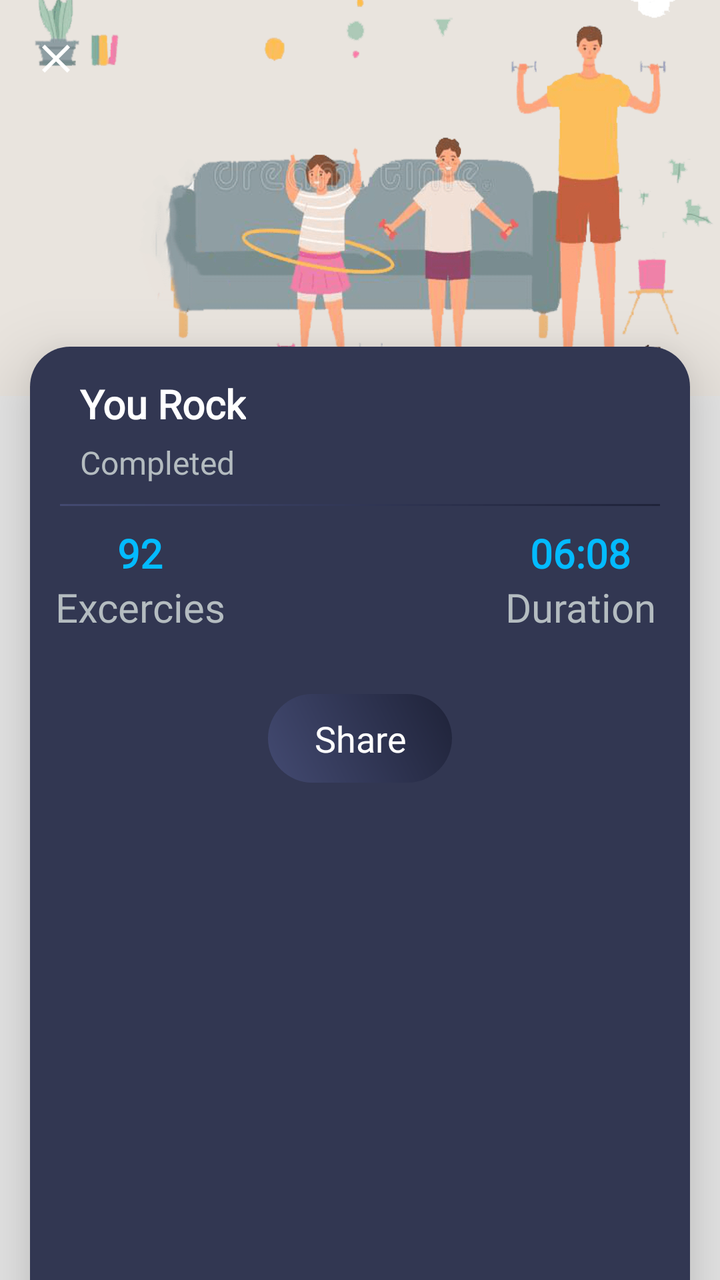
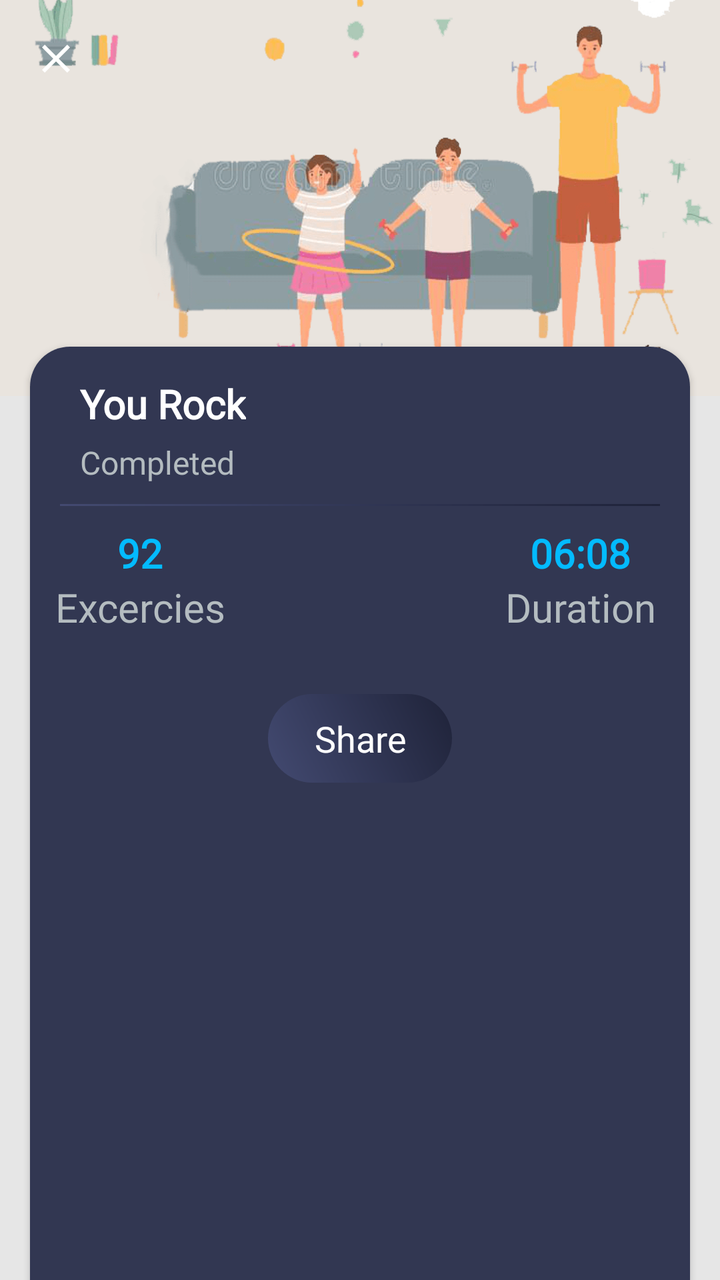

Two renders of the same Android screen: before a commit and after it. Below are the layout's source before the change and the commit's diff.
<!-- AndroidManifest.xml: application theme AppTheme -->
<!-- res/layout/exc_completion_layout.xml -->
<?xml version="1.0" encoding="utf-8"?>
<LinearLayout xmlns:android="http://schemas.android.com/apk/res/android"
    xmlns:aapt="http://schemas.android.com/aapt"
    xmlns:app="http://schemas.android.com/apk/res-auto"
    android:layout_width="match_parent"
    android:layout_height="match_parent"
    android:background="@color/gray_color"
    android:orientation="vertical">

    <com.google.android.material.appbar.AppBarLayout
        android:id="@+id/appBarLayout"
        android:layout_marginTop="-35dp"
        android:layout_width="match_parent"
        android:background="@mipmap/workout_banner_newer"
        android:layout_height="wrap_content">

        <androidx.appcompat.widget.Toolbar
            android:id="@+id/mtoolbar"
            android:layout_width="match_parent"
            android:layout_height="wrap_content"
            android:layout_marginTop="36dp"
            android:theme="@style/myToolbarTheme">

            <RelativeLayout
                android:layout_width="match_parent"
                android:layout_height="wrap_content">

                <ImageView
                    android:id="@+id/closeimage_Congrats"
                    android:layout_width="wrap_content"
                    android:layout_height="wrap_content"
                    android:layout_alignParentLeft="true"
                    android:layout_alignParentTop="true"
                    android:src="@drawable/ic_clear_black_24dp" />


            </RelativeLayout>
        </androidx.appcompat.widget.Toolbar>
    </com.google.android.material.appbar.AppBarLayout>

    <androidx.cardview.widget.CardView
        android:id="@+id/cardviewone"
        android:layout_width="match_parent"
        android:layout_height="match_parent"
        android:layout_marginLeft="@dimen/text_15"
        android:layout_marginTop="-25dp"
        android:layout_marginBottom="-20dp"
        android:layout_marginRight="@dimen/text_15"
        android:orientation="horizontal"
        app:cardCornerRadius="20dp"
        app:cardElevation="20dip">


    <ScrollView
        android:layout_width="match_parent"
        android:layout_height="match_parent"
        android:background="#323752">

        <RelativeLayout
            android:layout_width="match_parent"
            android:layout_height="wrap_content"
            android:theme="@style/Base.ThemeOverlay.AppCompat"
            app:layout_collapseMode="parallax">

            <TextView
                android:id="@+id/congrts_complete1"
                android:layout_width="wrap_content"
                android:layout_height="wrap_content"
                android:layout_alignParentStart="true"
                android:layout_marginTop="15dp"
                android:layout_marginLeft="25dp"
                android:fontFamily="@font/robotomedium"
                android:text="You Rock"
                android:textColor="@color/white"
                android:textSize="20sp"
                android:textStyle="bold" />


            <TextView
                android:id="@+id/congrts_complete"
                android:layout_width="wrap_content"
                android:layout_height="wrap_content"
                android:layout_marginLeft="25dp"
                android:layout_marginTop="5dp"
                android:fontFamily="@font/robotomedium"
                android:text="Completed"
                android:layout_below="@+id/congrts_complete1"
                android:textColor="@color/textColor"
                android:textSize="16sp"
                />



            <RelativeLayout
                android:id="@+id/reell"
                android:layout_width="match_parent"
                android:layout_height="1dp"
                android:layout_marginTop="10dp"
                android:layout_marginLeft="@dimen/text_15"
                android:layout_marginRight="@dimen/text_15"
                android:layout_below="@+id/congrts_complete"
                android:background="@drawable/a1_grad"/>

            <LinearLayout
                android:layout_width="match_parent"
                android:layout_height="wrap_content"
                android:layout_below="@+id/reell"
                android:layout_marginTop="10dp"
                android:orientation="vertical">

                <LinearLayout
                    android:layout_width="match_parent"
                    android:layout_height="wrap_content"

                    android:orientation="horizontal">

                    <TextView
                        android:id="@+id/congrts_ExNo"
                        android:layout_width="0dp"
                        android:layout_height="wrap_content"
                        android:layout_weight="1"
                        android:fontFamily="@font/robotomedium"
                        android:gravity="center"
                        android:text="92"
                        android:textColor="@color/colorSkyBlue"
                        android:textSize="20sp"
                        android:textStyle="bold" />

                    <TextView
                        android:id="@+id/congrts_calorie"
                        android:layout_width="0dp"
                        android:layout_height="wrap_content"
                        android:layout_weight="1"
                        android:fontFamily="@font/robotomedium"
                        android:gravity="center"
                        android:text="Calorie"
                        android:textColor="@color/colorPrimaryDark"
                        android:textSize="20sp"
                        android:visibility="invisible" />

                    <TextView
                        android:id="@+id/congrts_duration"
                        android:layout_width="0dp"
                        android:layout_height="wrap_content"
                        android:layout_weight="1"
                        android:fontFamily="@font/robotomedium"
                        android:gravity="center"
                        android:text="06:08"
                        android:textColor="@color/colorSkyBlue"
                        android:textSize="20sp"
                        android:textStyle="bold" />
                </LinearLayout>

                <LinearLayout
                    android:layout_width="match_parent"
                    android:layout_height="wrap_content"
                    android:orientation="horizontal">

                    <TextView
                        android:layout_width="0dp"
                        android:layout_height="wrap_content"
                        android:layout_weight="1"
                        android:fontFamily="@font/gothic"
                        android:gravity="center"
                        android:text="Excercies"
                        android:textColor="@color/textColor"
                        android:textSize="20sp" />

                    <TextView
                        android:id="@+id/congrats_tap"
                        android:layout_width="0dp"
                        android:layout_height="wrap_content"
                        android:layout_weight="1"
                        android:fontFamily="@font/robotomedium"
                        android:gravity="bottom|center_vertical|center_horizontal|center"
                        android:text="Tap here"
                        android:textColor="#000000"
                        android:textSize="16dp"
                        android:visibility="invisible" />

                    <TextView
                        android:layout_width="0dp"
                        android:layout_height="wrap_content"
                        android:layout_weight="1"
                        android:fontFamily="@font/gothic"
                        android:gravity="center"
                        android:text="Duration"
                        android:textColor="@color/textColor"
                        android:textSize="20sp" />
                </LinearLayout>


                <LinearLayout
                    android:layout_width="match_parent"
                    android:layout_height="wrap_content"
                    android:layout_marginTop="20dp"
                    android:orientation="vertical">

                    <LinearLayout
                        android:id="@+id/nativeAdContainer"
                        android:layout_width="match_parent"
                        android:layout_height="wrap_content"
                        android:layout_marginBottom="5dp"
                        android:background="@drawable/shape_roundedwhite"
                        android:orientation="vertical"
                        android:paddingTop="3dp"
                        android:paddingBottom="0dp"
                        android:visibility="gone" />
                </LinearLayout>

                <LinearLayout
                    android:layout_width="wrap_content"
                    android:gravity="center"
                    android:layout_marginTop="10dp"
                    android:layout_marginBottom="30dp"
                    android:layout_gravity="center"
                    android:padding="10dp"
                    android:background="@drawable/a3_grad"
                    android:layout_height="wrap_content">

                    <TextView
                        android:id="@+id/shareimage_Congrats"
                        android:layout_width="match_parent"
                        android:layout_height="wrap_content"
                        android:text="   Share   "
                        android:textSize="@dimen/text_18"
                        android:textAlignment="center"
                        android:fontFamily="@font/baloo"
                        android:textColor="@color/white"
                        android:layout_gravity="center"
                        />

                </LinearLayout>

            </LinearLayout>
        </RelativeLayout>
    </ScrollView>
    </androidx.cardview.widget.CardView>
</LinearLayout>
<!-- resources referenced by this layout -->
<resources>
  <color name="colorPrimaryDark">#1F2339</color>
  <color name="colorSkyBlue">#03BBFF</color>
  <color name="gray_color">#E6E6E6</color>
  <color name="textColor">#ffb4bcc0</color>
  <color name="white">#ffffff</color>
  <dimen name="text_15">15sp</dimen>
  <dimen name="text_18">18sp</dimen>
  <!-- drawable a1_grad (drawable) -->
  <?xml version="1.0" encoding="utf-8"?>
  <shape xmlns:android="http://schemas.android.com/apk/res/android">
      <gradient
          android:angle="225"
          android:endColor="#434A71"
          android:startColor="#1F2339" />
  
  
  </shape>
  <!-- drawable a3_grad (drawable) -->
  <?xml version="1.0" encoding="utf-8"?>
  <shape xmlns:android="http://schemas.android.com/apk/res/android">
  <gradient
      android:angle="225"
      android:endColor="#434A71"
      android:startColor="#1F2339" />
  
  <corners android:radius="200dp"/>
  
  </shape>
  <!-- drawable ic_clear_black_24dp (drawable) -->
  <vector xmlns:android="http://schemas.android.com/apk/res/android"
      android:width="24dp"
      android:height="24dp"
      android:viewportWidth="24"
      android:viewportHeight="24"
      android:tint="?attr/colorControlNormal">
    <path
        android:fillColor="@android:color/white"
        android:pathData="M19,6.41L17.59,5 12,10.59 6.41,5 5,6.41 10.59,12 5,17.59 6.41,19 12,13.41 17.59,19 19,17.59 13.41,12z"/>
  </vector>
  <!-- drawable shape_roundedwhite (drawable) -->
  <?xml version="1.0" encoding="utf-8"?>
  <shape android:shape="rectangle"
    xmlns:android="http://schemas.android.com/apk/res/android">
      <solid android:color="@color/white" />
      <stroke android:width="2.0dip" android:color="#ffdcdcdc" />
      <padding android:left="5.0dip" android:top="5.0dip" android:right="5.0dip" android:bottom="5.0dip" />
      <corners android:radius="8.0dip" />
  </shape>
  <!-- mipmap workout_banner_newer: png bitmap (mipmap-xhdpi, 44911 bytes) -->
  <style name="myToolbarTheme" parent="@style/ThemeOverlay.AppCompat.Dark.ActionBar">
          <item name="colorControlNormal">@color/white</item>
      </style>
  <style name="AppTheme" parent="Theme.AppCompat.Light.DarkActionBar">
          
          <item name="colorPrimary">@color/colorPrimary</item>
          <item name="colorPrimaryDark">@color/colorPrimaryDark</item>
          <item name="colorAccent">@color/colorAccent</item>
      </style>
  <color name="colorPrimary">#434A71</color>
  <color name="colorAccent">#1F2339</color>
</resources>

<!-- the commit's change to res/layout/exc_completion_layout.xml (unified diff, before → after) -->
@@ -48,7 +48,7 @@
         android:layout_marginRight="@dimen/text_15"
         android:orientation="horizontal"
         app:cardCornerRadius="20dp"
-        app:cardElevation="20dip">
+        android:elevation="20dp">
 
 
     <ScrollView
